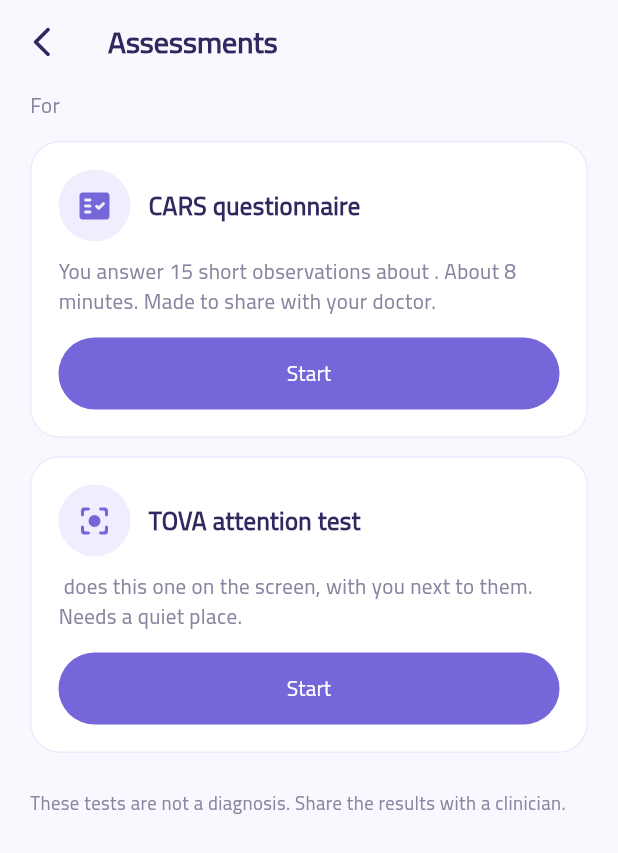
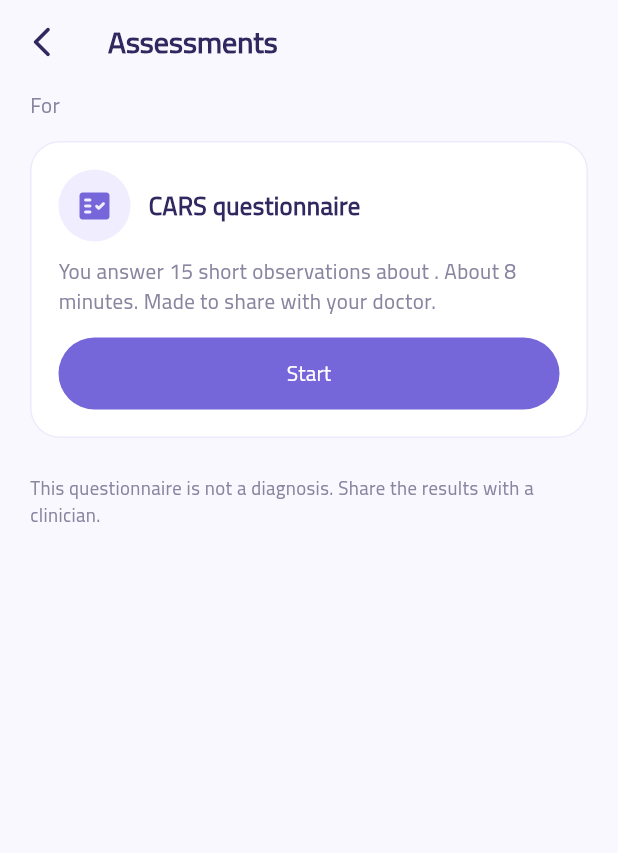
Before and after one commit to ziad232005-dotcom/adhd, a Flutter app: the AssessmentsScreen screen opened directly with empty values, on a phone screen of 412 x 824 dp. Shown: the top 853 px of the screen. Run offline on Flutter 3.47's test engine with Material 3 defaults, Android fonts, the phone set to English and light mode, and no system bars; our stand-ins replace file_picker, image_picker, pdf, pinput, printing, shared_preferences; accounts and stored records are empty.

Commit message:
TOVA is its own test again: on the child's screen and its own page, not in Assessments
Co-Authored-By: Claude Sonnet 5.5 <noreply@anthropic.com>
Claude-Session: https://claude.ai/code/session_01LLd4PfkpNE83Z7WpP3dV2U

```diff
--- a/lib/assessments/assessments_screen.dart
+++ b/lib/assessments/assessments_screen.dart
@@ -2,17 +2,13 @@ import 'package:flutter/material.dart';
 
 import '../parent/parent_store.dart';
 import '../parent/parent_ui.dart';
-import '../tova/tova_screens.dart';
 import 'cars_models.dart';
 import 'cars_report_screen.dart';
 import 'cars_screen.dart';
 import 'cars_store.dart';
-import 'tova_record.dart';
-import 'tova_report_screen.dart';
 
-/// The assessments of one child. CARS and TOVA are separate tests that
-/// live here, side by side. A parent starts them; TOVA is done by the
-/// child with the parent next to them.
+/// The assessments of one child. For now this is the CARS questionnaire,
+/// which the parent answers. The TOVA attention test has its own page.
 class AssessmentsScreen extends StatefulWidget {
   const AssessmentsScreen({super.key, required this.child});
 
@@ -27,7 +23,6 @@ class _AssessmentsScreenState extends State<AssessmentsScreen> {
   void initState() {
     super.initState();
     carsStore.load(widget.child.id);
-    tovaStore.load(widget.child.id);
   }
 
   void _open(Widget screen) {
@@ -51,10 +46,9 @@ class _AssessmentsScreenState extends State<AssessmentsScreen> {
       appBar: parentAppBar(context, 'Assessments'),
       body: SafeArea(
         child: AnimatedBuilder(
-          animation: Listenable.merge([carsStore, tovaStore]),
+          animation: carsStore,
           builder: (context, _) {
             final history = carsStore.of(child.id);
-            final tovaHistory = tovaStore.of(child.id);
 
             return ListView(
               padding: const EdgeInsets.fromLTRB(20, 4, 20, 28),
@@ -72,14 +66,6 @@ class _AssessmentsScreenState extends State<AssessmentsScreen> {
                       'your doctor.',
                   action: history.isEmpty ? 'Start' : 'Take again',
                   onTap: () => _open(CarsScreen(child: child)),
-                ),
-                _TestCard(
-                  icon: Icons.center_focus_strong_rounded,
-                  title: 'TOVA attention test',
-                  subtitle: '${child.name} does this one on the screen, with '
-                      'you next to them. Needs a quiet place.',
-                  action: 'Start',
-                  onTap: () => _open(TovaWelcomeScreen(childId: child.id)),
                 ),
                 if (history.isNotEmpty) ...[
                   const SizedBox(height: 12),
@@ -130,64 +116,9 @@ class _AssessmentsScreenState extends State<AssessmentsScreen> {
                       ),
                     ),
                 ],
-                if (tovaHistory.isNotEmpty) ...[
-                  const SizedBox(height: 12),
-                  const Text(
-                    'TOVA history',
-                    style: TextStyle(
-                      color: ParentUi.dark,
-                      fontSize: 17,
-                      fontWeight: FontWeight.bold,
-                    ),
-                  ),
-                  const SizedBox(height: 10),
-                  for (final record in tovaHistory)
-                    ParentCard(
-                      onTap: () => _open(
-                        TovaReportScreen(
-                          childName: child.name,
-                          childAge: child.age,
-                          record: record,
-                          history: tovaHistory,
-                        ),
-                      ),
-                      child: Row(
-                        children: [
-                          Expanded(
-                            child: Column(
-                              crossAxisAlignment: CrossAxisAlignment.start,
-                              children: [
-                                Text(
-                                  _date(record.takenAt),
-                                  style: const TextStyle(
-                                    color: ParentUi.dark,
-                                    fontWeight: FontWeight.bold,
-                                  ),
-                                ),
-                                Text(
-                                  '${record.modeTitle} • ${record.trials} trials',
-                                  style: const TextStyle(
-                                    color: ParentUi.muted,
-                                    fontSize: 12.5,
-                                  ),
-                                ),
-                              ],
-                            ),
-                          ),
-                          Text(
-                            '${record.accuracyPct.round()}%',
-                            style: const TextStyle(
-                              color: ParentUi.purple,
-                              fontWeight: FontWeight.bold,
-                            ),
-                          ),
-                        ],
-                      ),
-                    ),
-                ],
                 const SizedBox(height: 12),
                 const Text(
-                  'These tests are not a diagnosis. Share the results with '
+                  'This questionnaire is not a diagnosis. Share the results with '
                   'a clinician.',
                   style: TextStyle(color: ParentUi.muted, fontSize: 12.5),
                 ),
```
Also changed, not shown: lib/child.dart (+8 -0 lines), lib/parent/child_detail_screen.dart (+24 -1 lines), lib/tova/tova_hub_screen.dart (added, +156 -0 lines).
